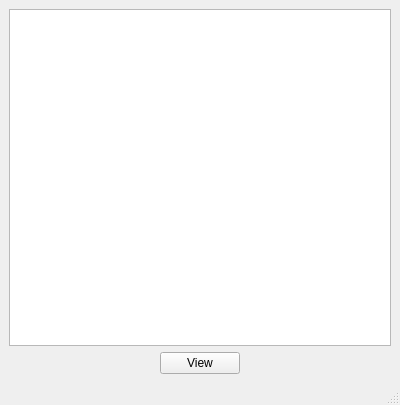
Agar92/QtProjects, file SQliteTry/mainwindow.ui: the form before one commit.
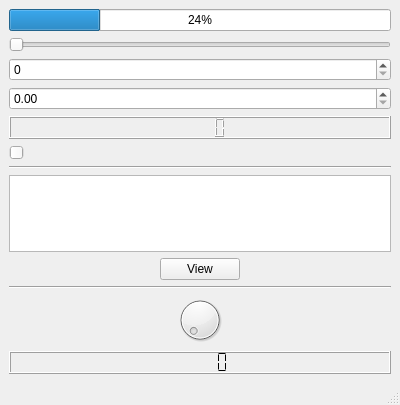
The form after the commit.

Commit message: Added a small GUI program that visualizes the dE/dx curves for protons in hydrogen and titanium (data taken from PSTAR database) using QCustomPlot.

What changed in the file:
```diff
--- a/SQliteTry/mainwindow.ui
+++ b/SQliteTry/mainwindow.ui
@@ -15,6 +15,47 @@
   </property>
   <widget class="QWidget" name="centralwidget">
    <layout class="QVBoxLayout" name="verticalLayout">
+    <item>
+     <layout class="QVBoxLayout" name="verticalLayout_3">
+      <item>
+       <widget class="QProgressBar" name="progressBar">
+        <property name="value">
+         <number>24</number>
+        </property>
+       </widget>
+      </item>
+      <item>
+       <widget class="QSlider" name="horizontalSlider">
+        <property name="orientation">
+         <enum>Qt::Horizontal</enum>
+        </property>
+       </widget>
+      </item>
+      <item>
+       <widget class="QSpinBox" name="spinBox"/>
+      </item>
+      <item>
+       <widget class="QDoubleSpinBox" name="doubleSpinBox"/>
+      </item>
+      <item>
+       <widget class="QLCDNumber" name="lcdNumber"/>
+      </item>
+      <item>
+       <widget class="QSlider" name="verticalSlider">
+        <property name="orientation">
+         <enum>Qt::Vertical</enum>
+        </property>
+       </widget>
+      </item>
+     </layout>
+    </item>
+    <item>
+     <widget class="Line" name="line_2">
+      <property name="orientation">
+       <enum>Qt::Horizontal</enum>
+      </property>
+     </widget>
+    </item>
     <item>
      <layout class="QHBoxLayout" name="horizontalLayout">
       <item>
@@ -59,6 +100,35 @@
       </item>
      </layout>
     </item>
+    <item>
+     <widget class="Line" name="line">
+      <property name="orientation">
+       <enum>Qt::Horizontal</enum>
+      </property>
+     </widget>
+    </item>
+    <item>
+     <widget class="QDial" name="dial"/>
+    </item>
+    <item>
+     <widget class="QLCDNumber" name="lcdNumber_2">
+      <property name="smallDecimalPoint">
+       <bool>true</bool>
+      </property>
+      <property name="digitCount">
+       <number>5</number>
+      </property>
+      <property name="mode">
+       <enum>QLCDNumber::Dec</enum>
+      </property>
+      <property name="segmentStyle">
+       <enum>QLCDNumber::Flat</enum>
+      </property>
+      <property name="value" stdset="0">
+       <double>0.000000000000000</double>
+      </property>
+     </widget>
+    </item>
    </layout>
   </widget>
   <widget class="QMenuBar" name="menubar">
```
The commit also changes 65 other files.
